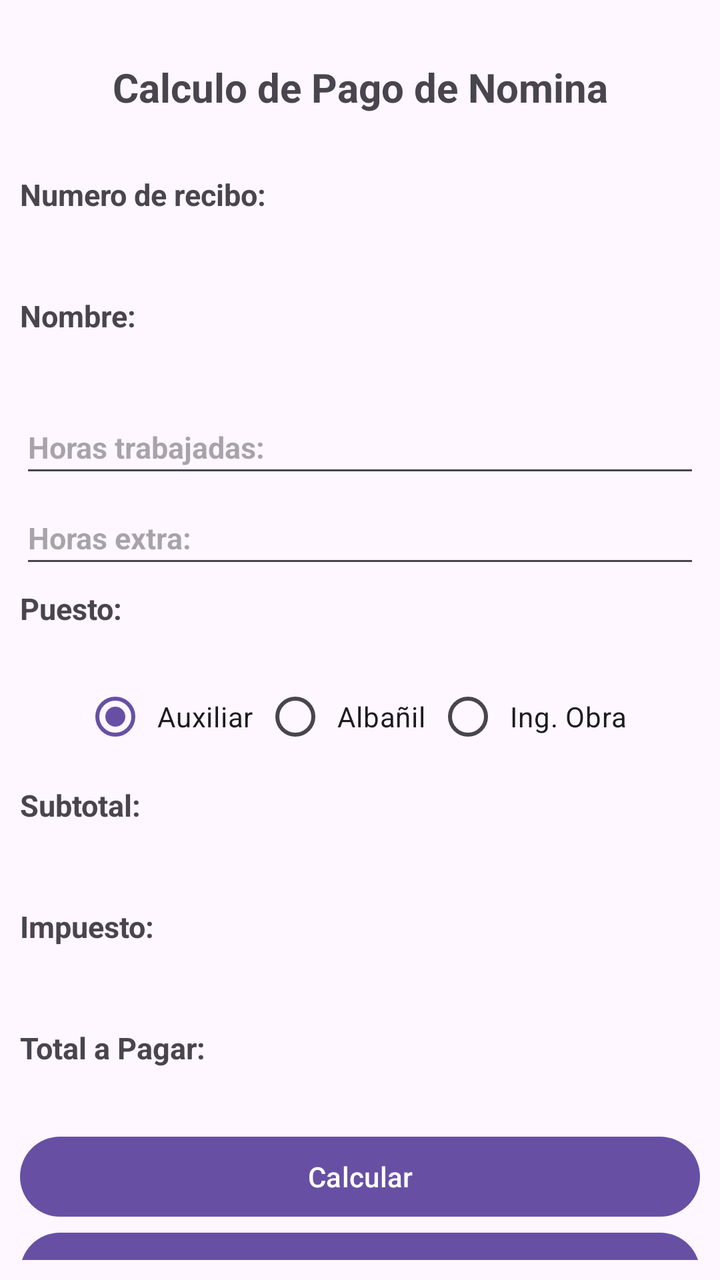
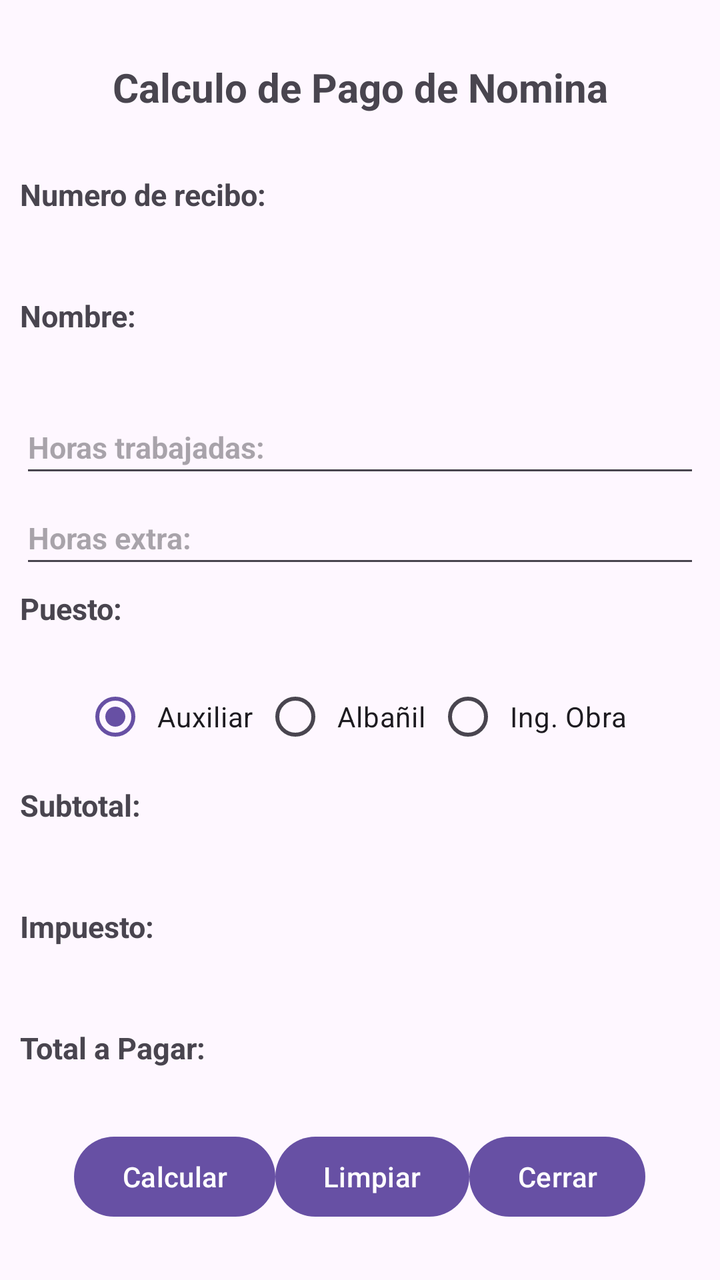

Screens rendered from an Android XML layout before and after an edit, with the pre-edit source and the edit as a unified diff.
<!-- AndroidManifest.xml: application theme Theme.Practica1real -->
<!-- res/layout/activity_calculo_nomina.xml -->
<?xml version="1.0" encoding="utf-8"?>
<androidx.constraintlayout.widget.ConstraintLayout xmlns:android="http://schemas.android.com/apk/res/android"
    xmlns:app="http://schemas.android.com/apk/res-auto"
    xmlns:tools="http://schemas.android.com/tools"
    android:id="@+id/main"
    android:layout_width="match_parent"
    android:layout_height="match_parent"
    tools:context=".calculoNomina">

    <LinearLayout
        android:layout_width="match_parent"
        android:layout_height="match_parent"
        android:orientation="vertical"
        android:padding="10sp">

        <TextView
            android:layout_width="match_parent"
            android:layout_height="wrap_content"
            android:text="@string/strEncabezado"
            android:textAlignment="center"
            android:textSize="20sp"
            android:textStyle="bold"
            android:paddingTop="20sp"
            android:paddingBottom="20sp"/>


        <TextView
            android:layout_width="match_parent"
            android:layout_height="wrap_content"
            android:paddingTop="10sp"
            android:paddingBottom="10sp"
            android:text="@string/strNoRecibo"
            android:textSize="15sp"
            android:textStyle="bold" />
        <TextView
            android:id="@+id/lblNumRecibo"
            android:layout_width="match_parent"
            android:layout_height="wrap_content"
            android:textColor="@color/red"
            android:textSize="15sp"
            android:textStyle="bold" />

        <TextView
            android:layout_width="match_parent"
            android:layout_height="wrap_content"
            android:text="@string/strNombreDisplay"
            android:textSize="15sp"
            android:textStyle="bold"
            android:paddingTop="10sp"
            android:paddingBottom="10sp"/>
        <TextView
            android:layout_width="match_parent"
            android:layout_height="wrap_content"
            android:textColor="@color/red"
            android:textSize="15sp"
            android:textStyle="bold"
            android:id="@+id/lblNombre"/>

        <EditText
            android:layout_width="match_parent"
            android:layout_height="wrap_content"
            android:hint="@string/strHrTrabajadas"
            android:textStyle="bold"
            android:textSize="15sp"
            android:paddingTop="15sp"
            android:paddingBottom="10sp"
            android:inputType="numberDecimal"
            android:id="@+id/txtHorasNormal"/>

        <EditText
            android:layout_width="match_parent"
            android:layout_height="wrap_content"
            android:hint="@string/strHrExtra"
            android:textStyle="bold"
            android:textSize="15sp"
            android:paddingTop="15sp"
            android:paddingBottom="10sp"
            android:inputType="numberDecimal"
            android:id="@+id/txtHorasExtra"/>

        <TextView
            android:layout_width="match_parent"
            android:layout_height="wrap_content"
            android:text="@string/strPuesto"
            android:textSize="15sp"
            android:textStyle="bold"
            android:paddingBottom="10sp"
            android:paddingTop="5sp"/>

        <LinearLayout
            android:layout_width="match_parent"
            android:layout_height="wrap_content"
            android:orientation="horizontal">
            <RadioGroup
                android:layout_width="match_parent"
                android:layout_height="wrap_content"
                android:layout_marginTop="10sp"
                android:id="@+id/rdgPuesto"
                android:orientation="horizontal"
                android:gravity="center">

                <RadioButton
                    android:layout_width="wrap_content"
                    android:layout_height="wrap_content"
                    android:text="@string/strAuxiliar"
                    android:checked="true"
                    android:id="@+id/rdbAuxiliar"
                    android:padding="5sp"/>

                <RadioButton
                    android:layout_width="wrap_content"
                    android:layout_height="wrap_content"
                    android:text="@string/strAlbanil"
                    android:id="@+id/rdbAlabanil"
                    android:padding="5sp"/>

                <RadioButton
                    android:layout_width="wrap_content"
                    android:layout_height="wrap_content"
                    android:text="@string/strIngObra"
                    android:id="@+id/rdbIngObra"
                    android:padding="5sp"/>
            </RadioGroup>
        </LinearLayout>

        <TextView
            android:layout_width="match_parent"
            android:layout_height="wrap_content"
            android:text="@string/strNominaSubotal"
            android:textSize="15sp"
            android:textStyle="bold"
            android:paddingTop="10sp"
            android:paddingBottom="10sp"/>
        <TextView
            android:layout_width="match_parent"
            android:layout_height="wrap_content"
            android:textSize="15sp"
            android:textStyle="bold"
            android:textColor="@color/red"
            android:id="@+id/lblSubtotal"/>

        <TextView
            android:layout_width="match_parent"
            android:layout_height="wrap_content"
            android:text="@string/strNominaImpuesto"
            android:textSize="15sp"
            android:textStyle="bold"
            android:paddingTop="10sp"
            android:paddingBottom="10sp"
            />
        <TextView
            android:layout_width="match_parent"
            android:layout_height="wrap_content"
            android:textSize="15sp"
            android:textStyle="bold"
            android:textColor="@color/red"
            android:id="@+id/lblImpuesto"/>

        <TextView
            android:layout_width="match_parent"
            android:layout_height="wrap_content"
            android:text="@string/strNominaTotal"
            android:textSize="15sp"
            android:textStyle="bold"
            android:paddingTop="10sp"
            android:paddingBottom="10sp"
            />
        <TextView
            android:layout_width="match_parent"
            android:layout_height="wrap_content"
            android:textSize="15sp"
            android:textStyle="bold"
            android:textColor="@color/red"
            android:id="@+id/lblTotal"/>

        <Space
            android:layout_width="match_parent"
            android:layout_height="wrap_content"
            android:layout_weight="1"/>

        <Button
            android:layout_width="match_parent"
            android:layout_height="wrap_content"
            android:text="@string/strCalcular"
            android:id="@+id/btnCalcular"/>

        <Button
            android:layout_width="match_parent"
            android:layout_height="wrap_content"
            android:text="@string/strlimpiar"
            android:id="@+id/btnLimpiar"/>

        <Button
            android:layout_width="match_parent"
            android:layout_height="wrap_content"
            android:text="@string/strcerrar"
            android:id="@+id/btnRegresar"/>
    </LinearLayout>
</androidx.constraintlayout.widget.ConstraintLayout>
<!-- resources referenced by this layout -->
<resources>
  <color name="red">#D10E0E</color>
  <string name="strAlbanil"> Albañil </string>
  <string name="strAuxiliar"> Auxiliar </string>
  <string name="strCalcular">Calcular</string>
  <string name="strEncabezado">Calculo de Pago de Nomina</string>
  <string name="strHrExtra"> Horas extra: </string>
  <string name="strHrTrabajadas"> Horas trabajadas: </string>
  <string name="strIngObra"> Ing. Obra </string>
  <string name="strNoRecibo"> Numero de recibo: </string>
  <string name="strNombreDisplay"> Nombre: </string>
  <string name="strNominaImpuesto"> Impuesto: </string>
  <string name="strNominaSubotal"> Subtotal: </string>
  <string name="strNominaTotal"> Total a Pagar: </string>
  <string name="strPuesto"> Puesto: </string>
  <string name="strcerrar">Cerrar</string>
  <string name="strlimpiar">Limpiar</string>
  <style name="Theme.Practica1real" parent="Base.Theme.Practica1real" />
  <style name="Base.Theme.Practica1real" parent="Theme.Material3.DayNight.NoActionBar">
          
          
      </style>
</resources>

<!-- the commit's change to res/layout/activity_calculo_nomina.xml (unified diff, before → after) -->
@@ -175,25 +175,31 @@
 
         <Space
             android:layout_width="match_parent"
-            android:layout_height="wrap_content"
-            android:layout_weight="1"/>
-
+            android:layout_height="wrap_content"/>
+
+
+    <LinearLayout
+        android:layout_width="match_parent"
+        android:layout_height="wrap_content"
+        android:orientation="horizontal"
+        android:gravity="center">
         <Button
-            android:layout_width="match_parent"
+            android:layout_width="wrap_content"
             android:layout_height="wrap_content"
             android:text="@string/strCalcular"
             android:id="@+id/btnCalcular"/>
 
         <Button
-            android:layout_width="match_parent"
+            android:layout_width="wrap_content"
             android:layout_height="wrap_content"
             android:text="@string/strlimpiar"
             android:id="@+id/btnLimpiar"/>
 
         <Button
-            android:layout_width="match_parent"
+            android:layout_width="wrap_content"
             android:layout_height="wrap_content"
             android:text="@string/strcerrar"
             android:id="@+id/btnRegresar"/>
     </LinearLayout>
+    </LinearLayout>
 </androidx.constraintlayout.widget.ConstraintLayout>
